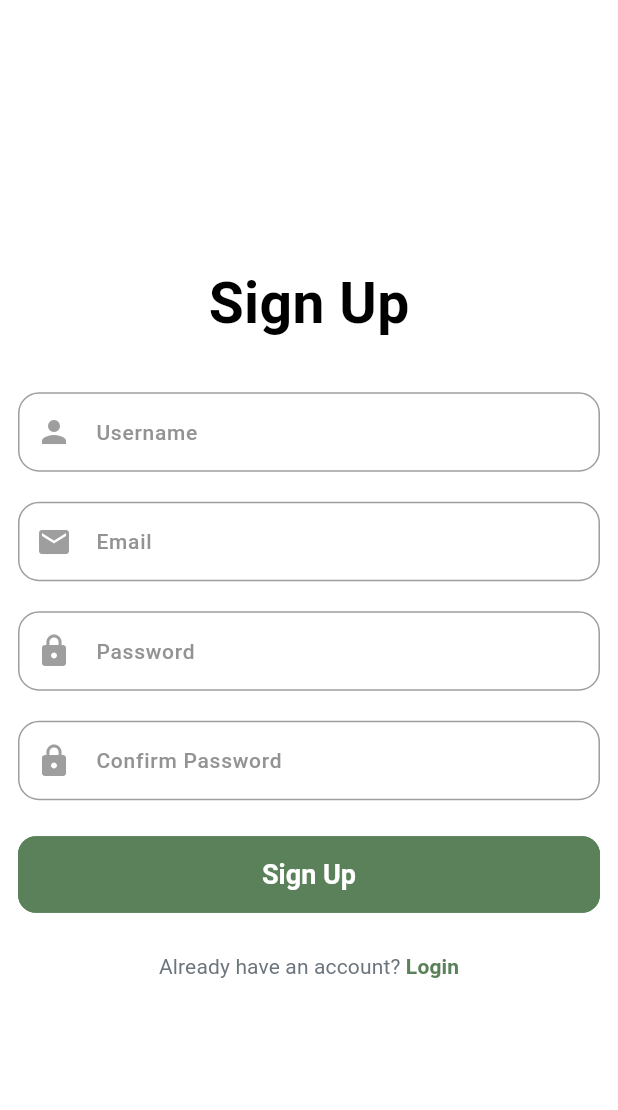
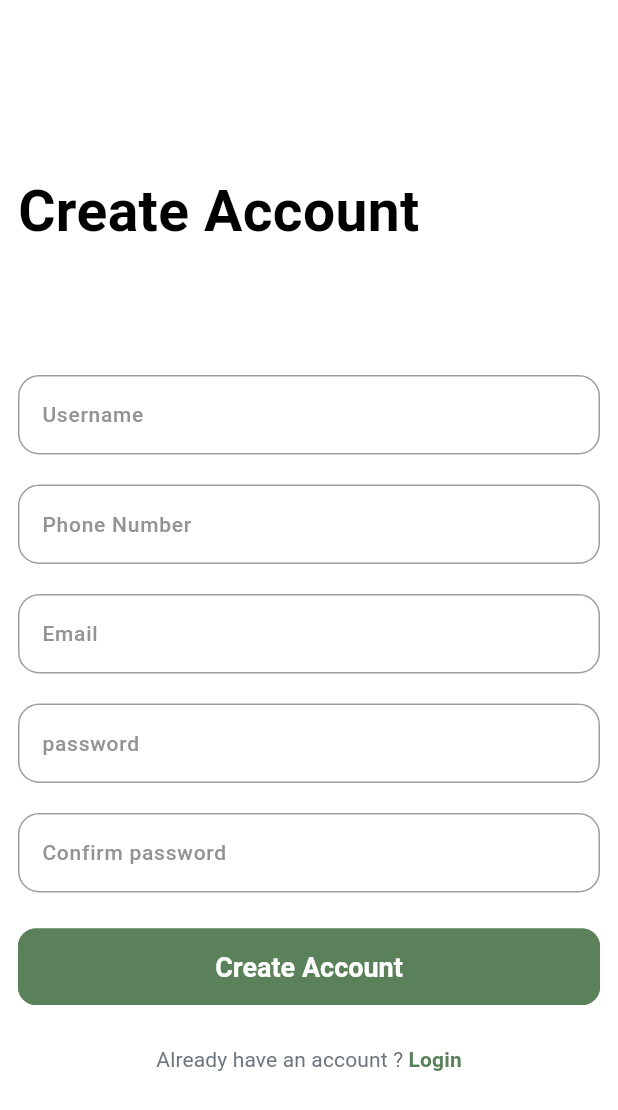
Before and after one commit to mjaber5/Qanoni-App, a Flutter app: the SignupView screen opened by its route, on a phone screen of 412 x 824 dp. Shown: the top 1110 px of the screen. Run offline on Flutter 3.47's test engine with Material 3 defaults, Android fonts, the phone set to English and light mode, and no system bars; our stand-ins replace firebase_core, font_awesome_flutter, go_router, iconsax, salomon_bottom_bar, syncfusion_flutter_datepicker; accounts and stored records are empty; network calls fail; Roboto replaces fonts that are missing (Poppins).

Commit message:
refactor text to make app env clean and connect firebase to project

```diff
--- a/lib/core/utils/constants/text_strings.dart
+++ b/lib/core/utils/constants/text_strings.dart
@@ -1,7 +1,35 @@
 class QTexts {
+  static const String appLogoTitle = "Qanoni";
+
   // -- Splash Texts
-  static const String splashTitle = "Qanoni";
   static const String splashSupTitle = "Make your works online";
+
+  // -- Login
+  static const String loginWelcomeBackText = 'Welcome Back';
+  static const String loginUsernameTextFeildHint = "username";
+  static const String loginPasswordTextFeildHint = "password";
+  static const String loginButton = "Login";
+  static const String loginForgotPassword = "Forgot Passwrod";
+  static const String loginTextQuestion = "Dont't have an account ? ";
+  static const String loginSignupTextNavigator = "Signup";
+  static const String loginConditionText = 'By logging, you agree to our ';
+  static const String loginTermsAndConditions = 'Terms & Conditions ';
+  static const String loginAndText = 'and';
+  static const String loginPrivacyPolicy = 'Privacy Policy';
+
+  // -- Signup
+  static const String signupTitleView = 'Create Account';
+  static const String signupUsernameTextFeildHint = "Username";
+  static const String signupPhoneNumberTextFeildHint = "Phone Number";
+  static const String signupEmailTextFeildHint = "Email";
+  static const String signupPasswordTextFeildHint = "password";
+  static const String signupConfirmPasswordTextFeildHint = "Confirm password";
+  static const String signupTextQuestion = "Already have an account ? ";
+  static const String signupLoginTextNavigator = 'Login';
+  static const String signupConditionText = 'By logging, you agree to our ';
+  static const String signupTermsAndConditions = 'Terms & Conditions ';
+  static const String signupAndText = 'and';
+  static const String signupPrivacyPolicy = 'Privacy Policy';
 
   // -- Home
   static const String homeAppbarTitle = 'Home';
--- a/lib/features/authentication/presentation/views/signup_view.dart
+++ b/lib/features/authentication/presentation/views/signup_view.dart
@@ -6,6 +6,8 @@ class SignupView extends StatelessWidget {
 
   @override
   Widget build(BuildContext context) {
-    return const Scaffold(body: SignupViewBody());
+    return const Scaffold(
+      body: SignupViewBody(),
+    );
   }
 }
--- a/lib/features/authentication/presentation/views/widgets/login_widgets/login_button.dart
+++ b/lib/features/authentication/presentation/views/widgets/login_widgets/login_button.dart
@@ -1,5 +1,6 @@
 import 'package:flutter/material.dart';
 import 'package:qanoni/core/utils/constants/colors.dart';
+import 'package:qanoni/core/utils/constants/text_strings.dart';
 
 class LoginButton extends StatelessWidget {
   const LoginButton({super.key});
@@ -21,7 +22,7 @@ class LoginButton extends StatelessWidget {
               backgroundColor: QColors.secondary,
             ),
             child: const Text(
-              'Login Now',
+              QTexts.loginButton,
               style: TextStyle(
                 fontSize: 18,
                 color: Colors.white,
--- a/lib/features/authentication/presentation/views/widgets/login_widgets/login_logo_text.dart
+++ b/lib/features/authentication/presentation/views/widgets/login_widgets/login_logo_text.dart
@@ -1,5 +1,6 @@
 import 'package:flutter/material.dart';
 import 'package:provider/provider.dart';
+import 'package:qanoni/core/utils/constants/text_strings.dart';
 import 'package:qanoni/core/utils/theme/change_theme_notifire.dart';
 import 'package:qanoni/core/utils/theme/custom_themes/text_theme.dart';
 
@@ -13,7 +14,7 @@ class LoginLogoText extends StatelessWidget {
       padding: const EdgeInsets.symmetric(vertical: 20.0),
       child: Center(
         child: Text(
-          "Qanoni",
+          QTexts.appLogoTitle,
           style: isLight
               ? QTextTheme.darkTextTheme.headlineLarge
               : QTextTheme.lightTextTheme.headlineLarge,
--- a/lib/features/authentication/presentation/views/widgets/login_widgets/login_text_feilds.dart
+++ b/lib/features/authentication/presentation/views/widgets/login_widgets/login_text_feilds.dart
@@ -1,5 +1,6 @@
 import 'package:flutter/material.dart';
 import 'package:qanoni/core/utils/constants/colors.dart';
+import 'package:qanoni/core/utils/constants/text_strings.dart';
 
 class LoginTextFeilds extends StatelessWidget {
   const LoginTextFeilds({super.key});
@@ -14,7 +15,7 @@ class LoginTextFeilds extends StatelessWidget {
         children: [
           TextField(
             decoration: InputDecoration(
-              labelText: 'Username',
+              labelText: QTexts.loginUsernameTextFeildHint,
               labelStyle: const TextStyle(color: QColors.textSecondary),
               border: const OutlineInputBorder(),
               prefixIcon: const Icon(Icons.person, color: QColors.secondary),
@@ -30,7 +31,7 @@ class LoginTextFeilds extends StatelessWidget {
           const SizedBox(height: 20),
           TextField(
             decoration: InputDecoration(
-              labelText: 'Password',
+              labelText: QTexts.loginPasswordTextFeildHint,
               labelStyle: const TextStyle(color: QColors.textSecondary),
               border: const OutlineInputBorder(),
               prefixIcon: const Icon(Icons.lock, color: QColors.secondary),
--- a/lib/features/authentication/presentation/views/widgets/login_widgets/login_text_navigator.dart
+++ b/lib/features/authentication/presentation/views/widgets/login_widgets/login_text_navigator.dart
@@ -2,6 +2,7 @@ import 'package:flutter/material.dart';
 import 'package:go_router/go_router.dart';
 import 'package:qanoni/core/utils/app_router.dart';
 import 'package:qanoni/core/utils/constants/colors.dart';
+import 'package:qanoni/core/utils/constants/text_strings.dart';
 
 class LoginTextNavigator extends StatelessWidget {
   const LoginTextNavigator({super.key});
@@ -15,7 +16,7 @@ class LoginTextNavigator extends StatelessWidget {
             // ToDo Navigator Forgot password view
           },
           child: const Text(
-            'Forgot Password?',
+            QTexts.loginForgotPassword,
             style: TextStyle(
               fontSize: 14,
               color: QColors.secondary,
@@ -29,14 +30,14 @@ class LoginTextNavigator extends StatelessWidget {
           },
           child: const Text.rich(
             TextSpan(
-              text: "Don't have an account? ",
+              text: QTexts.loginTextQuestion,
               style: TextStyle(
                 color: QColors.textSecondary,
                 fontSize: 14,
               ),
               children: [
                 TextSpan(
-                  text: 'Sign Up',
+                  text: QTexts.loginSignupTextNavigator,
                   style: TextStyle(
                     color: QColors.secondary,
                     fontWeight: FontWeight.bold,
--- a/lib/features/authentication/presentation/views/widgets/signup_widgets/signup_button.dart
+++ b/lib/features/authentication/presentation/views/widgets/signup_widgets/signup_button.dart
@@ -1,5 +1,6 @@
 import 'package:flutter/material.dart';
 import 'package:qanoni/core/utils/constants/colors.dart';
+import 'package:qanoni/core/utils/constants/text_strings.dart';
 
 class SignupButton extends StatelessWidget {
   const SignupButton({super.key});
@@ -21,7 +22,7 @@ class SignupButton extends StatelessWidget {
               backgroundColor: QColors.secondary,
             ),
             child: const Text(
-              'Sign Up',
+              QTexts.signupTitleView,
               style: TextStyle(
                 fontSize: 18,
                 color: Colors.white,
--- a/lib/features/authentication/presentation/views/widgets/signup_widgets/signup_logo_text.dart
+++ b/lib/features/authentication/presentation/views/widgets/signup_widgets/signup_logo_text.dart
@@ -1,5 +1,6 @@
 import 'package:flutter/material.dart';
 import 'package:provider/provider.dart';
+import 'package:qanoni/core/utils/constants/text_strings.dart';
 import 'package:qanoni/core/utils/theme/change_theme_notifire.dart';
 import 'package:qanoni/core/utils/theme/custom_themes/text_theme.dart';
 
@@ -10,14 +11,12 @@ class SignupLogoText extends StatelessWidget {
   Widget build(BuildContext context) {
     bool isLight = context.watch<ThemeNotifier>().isLightTheme;
     return Padding(
-      padding: const EdgeInsets.symmetric(vertical: 20.0),
-      child: Center(
-        child: Text(
-          "Sign Up",
-          style: isLight
-              ? QTextTheme.darkTextTheme.headlineLarge
-              : QTextTheme.lightTextTheme.headlineLarge,
-        ),
+      padding: const EdgeInsets.symmetric(vertical: 20.0, horizontal: 12),
+      child: Text(
+        QTexts.signupTitleView,
+        style: isLight
+            ? QTextTheme.darkTextTheme.headlineLarge
+            : QTextTheme.lightTextTheme.headlineLarge,
       ),
     );
   }
--- a/lib/features/authentication/presentation/views/widgets/signup_widgets/signup_text_feilds.dart
+++ b/lib/features/authentication/presentation/views/widgets/signup_widgets/signup_text_feilds.dart
@@ -1,4 +1,5 @@
 import 'package:flutter/material.dart';
+import 'package:qanoni/core/utils/constants/text_strings.dart';
 
 class SignupTextFeilds extends StatelessWidget {
   const SignupTextFeilds({super.key});
@@ -11,34 +12,37 @@ class SignupTextFeilds extends StatelessWidget {
         children: [
           TextField(
             decoration: InputDecoration(
-              labelText: 'Username',
+              labelText: QTexts.signupUsernameTextFeildHint,
               border: OutlineInputBorder(),
-              prefixIcon: Icon(Icons.person),
             ),
           ),
           SizedBox(height: 20),
           TextField(
             decoration: InputDecoration(
-              labelText: 'Email',
+              labelText: QTexts.signupPhoneNumberTextFeildHint,
               border: OutlineInputBorder(),
-              prefixIcon: Icon(Icons.email),
             ),
           ),
           SizedBox(height: 20),
           TextField(
             decoration: InputDecoration(
-              labelText: 'Password',
+              labelText: QTexts.signupEmailTextFeildHint,
               border: OutlineInputBorder(),
-              prefixIcon: Icon(Icons.lock),
+            ),
+          ),
+          SizedBox(height: 20),
+          TextField(
+            decoration: InputDecoration(
+              labelText: QTexts.signupPasswordTextFeildHint,
+              border: OutlineInputBorder(),
             ),
             obscureText: true,
           ),
           SizedBox(height: 20),
           TextField(
             decoration: InputDecoration(
-              labelText: 'Confirm Password',
+              labelText: QTexts.signupConfirmPasswordTextFeildHint,
               border: OutlineInputBorder(),
-              prefixIcon: Icon(Icons.lock),
             ),
             obscureText: true,
           ),
--- a/lib/features/authentication/presentation/views/widgets/signup_widgets/signup_text_navigator.dart
+++ b/lib/features/authentication/presentation/views/widgets/signup_widgets/signup_text_navigator.dart
@@ -2,6 +2,7 @@ import 'package:flutter/material.dart';
 import 'package:go_router/go_router.dart';
 import 'package:qanoni/core/utils/app_router.dart';
 import 'package:qanoni/core/utils/constants/colors.dart';
+import 'package:qanoni/core/utils/constants/text_strings.dart';
 
 class SignupTextNavigator extends StatelessWidget {
   const SignupTextNavigator({super.key});
@@ -16,14 +17,14 @@ class SignupTextNavigator extends StatelessWidget {
           },
           child: const Text.rich(
             TextSpan(
-              text: 'Already have an account? ',
+              text: QTexts.signupTextQuestion,
               style: TextStyle(
                 fontSize: 14,
                 color: QColors.textSecondary,
               ),
               children: [
                 TextSpan(
-                  text: 'Login',
+                  text: QTexts.signupLoginTextNavigator,
                   style: TextStyle(
                     color: QColors.secondary,
                     fontWeight: FontWeight.bold,
--- a/lib/features/authentication/presentation/views/widgets/signup_widgets/signup_view_body.dart
+++ b/lib/features/authentication/presentation/views/widgets/signup_widgets/signup_view_body.dart
@@ -14,6 +14,9 @@ class SignupViewBody extends StatelessWidget {
       crossAxisAlignment: CrossAxisAlignment.stretch,
       children: [
         SignupLogoText(),
+        SizedBox(
+          height: 50,
+        ),
         SignupTextFeilds(),
         SignupButton(),
         SignupTextNavigator(),
--- a/lib/features/splash/presentation/views/widgets/splash_view_body.dart
+++ b/lib/features/splash/presentation/views/widgets/splash_view_body.dart
@@ -60,7 +60,7 @@ class _SplashViewBodyState extends State<SplashViewBody>
       crossAxisAlignment: CrossAxisAlignment.stretch,
       children: [
         const Text(
-          QTexts.splashTitle,
+          QTexts.appLogoTitle,
           style: TextStyle(
             fontSize: 75,
             fontWeight: FontWeight.bold,
--- a/pubspec.yaml
+++ b/pubspec.yaml
@@ -45,6 +45,7 @@ dependencies:
   provider: ^6.1.2
   syncfusion_flutter_datepicker: ^26.2.10
   intl: ^0.19.0
+  firebase_core: ^2.24.2
 
 dev_dependencies:
   flutter_test:
```
Also changed, not shown: firebase.json (added), lib/firebase_options.dart (added), pubspec.lock, 6 other files.
